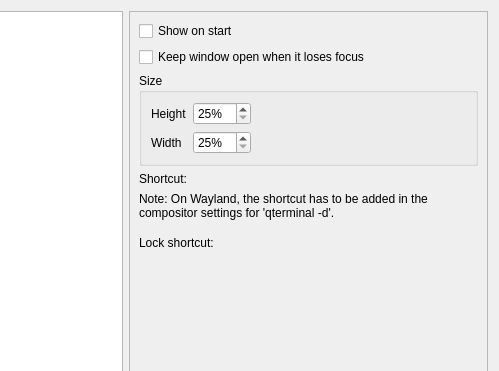
This is src/forms/propertiesdialog.ui in lxqt/qterminal as Qt 5 draws it before an edit; both pictures show x 201 to 700 and y 0 to 371 of the 700 by 700 pixel window. The edited form follows.
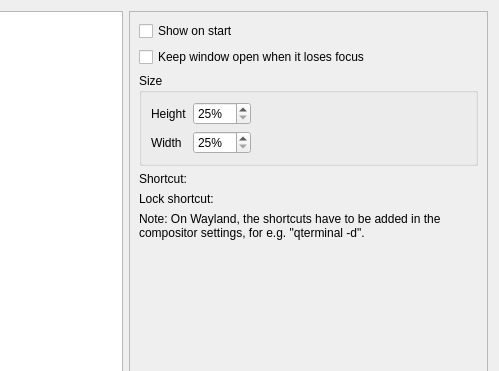
This is the edited form. The open tabs and pages were chosen to show the change. Icons and pictures are not drawn.

Commit message: Cleanup shortcuts GUI in Prefs → Dropdown

Diff of the .ui file:
```diff
--- a/src/forms/propertiesdialog.ui
+++ b/src/forms/propertiesdialog.ui
@@ -1065,43 +1065,23 @@
            </property>
           </widget>
          </item>
-        </layout>
-       </item>
-       <item>
-        <widget class="QLabel" name="waylandLabel">
-         <property name="text">
-          <string>Note: On Wayland, the shortcut has to be added in the compositor settings for 'qterminal -d'.</string>
-         </property>
-         <property name="wordWrap">
-          <bool>true</bool>
-         </property>
-        </widget>
-       </item>
-       <item>
-        <spacer name="verticalSpacer">
-         <property name="orientation">
-          <enum>Qt::Orientation::Vertical</enum>
-         </property>
-         <property name="sizeType">
-          <enum>QSizePolicy::Policy::Fixed</enum>
-         </property>
-         <property name="sizeHint" stdset="0">
-          <size>
-           <width>20</width>
-           <height>10</height>
-          </size>
-         </property>
-        </spacer>
-       </item>
-       <item>
-        <layout class="QFormLayout" name="lockShortCutFormLayout">
-         <item row="0" column="0">
+         <item row="1" column="0">
           <widget class="QLabel" name="lockShortCutLabel">
            <property name="text">
             <string>Lock shortcut:</string>
            </property>
           </widget>
          </item>
+         <item row="2" column="0" colspan="2">
+          <widget class="QLabel" name="waylandLabel">
+           <property name="text">
+            <string>Note: On Wayland, the shortcuts have to be added in the compositor settings, for e.g. "qterminal -d".</string>
+           </property>
+           <property name="wordWrap">
+            <bool>true</bool>
+           </property>
+          </widget>
+         </item>
         </layout>
        </item>
        <item>
```
Left out of the diff: 2 changed lines with no effect on the pictures. The commit also changes 1 other file.
